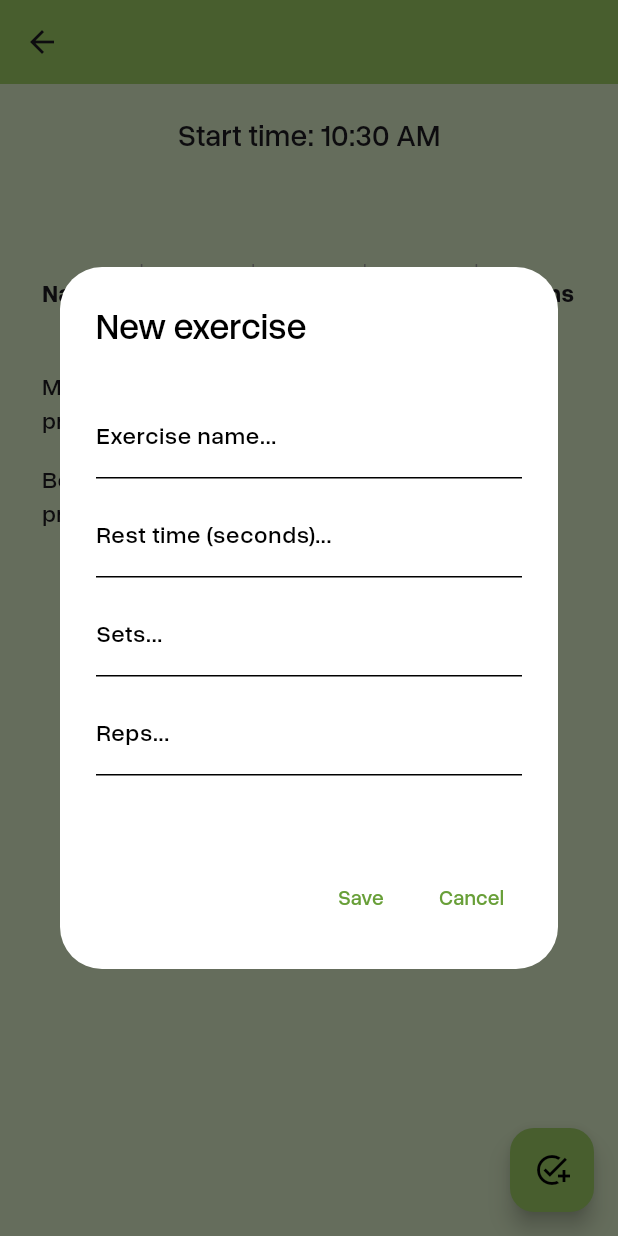
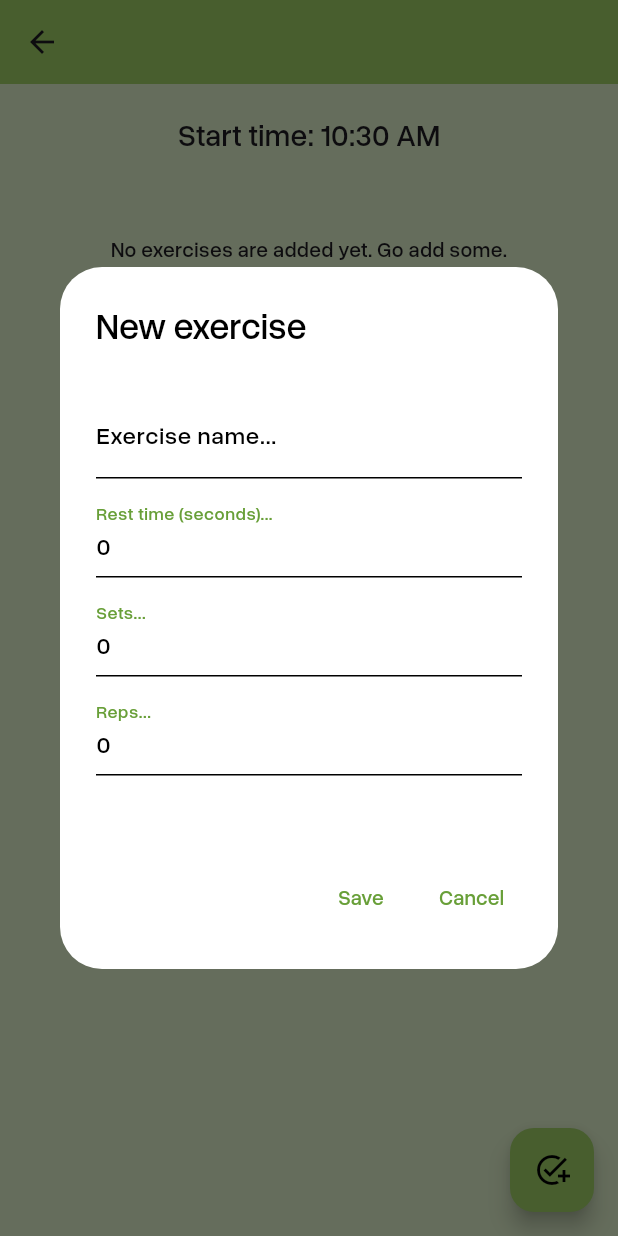
Before and after one commit to mantot-123/gym_workout_finder_tracker_app_flutter, a Flutter app: the RoutineDetailsPage screen opened directly with empty values, after a tap on the "add task" icon, on a phone screen of 412 x 824 dp. Run offline on Flutter 3.47's test engine with Material 3 defaults, Android fonts, the phone set to English and light mode, and no system bars; our stand-ins replace hive, hive_flutter, loading_animation_widget; accounts and stored records are empty; statements that could not run were skipped.

Commit message:
fix: Routine task table now refreshes after creating a new task. Editing existing tasks still not implemented though.

```diff
--- a/lib/models/task.dart
+++ b/lib/models/task.dart
@@ -16,5 +16,8 @@ class Task {
     @HiveField(3)
     int sets;
 
-    Task({ required this.name, required this.restTimeSeconds, required this.reps, required this.sets });
+    @HiveField(4)
+    String id;
+
+    Task({ required this.id, required this.name, required this.restTimeSeconds, required this.reps, required this.sets });
 }
--- a/lib/pages/routine_details.dart
+++ b/lib/pages/routine_details.dart
@@ -1,4 +1,5 @@
 import 'package:flutter/material.dart';
+import "package:gym_workout_finder_tracker_app_flutter/routines_db_handler.dart";
 import "package:gym_workout_finder_tracker_app_flutter/widgets/ui/ui_input_box.dart";
 import 'package:gym_workout_finder_tracker_app_flutter/widgets/ui/ui_scaffold.dart';
 import "../models/routine.dart";
@@ -7,8 +8,8 @@ import "../widgets/routine_task_table.dart";
 import "../widgets/task_edit_dialog.dart";
 
 class RoutineDetailsPage extends StatefulWidget {
-  final Routine data;
-  const RoutineDetailsPage({super.key, required this.data });
+  Routine data;
+  RoutineDetailsPage({ super.key, required this.data });
 
   @override
   State<RoutineDetailsPage> createState() => _RoutineDetailsPageState();
@@ -17,19 +18,20 @@ class RoutineDetailsPage extends StatefulWidget {
 class _RoutineDetailsPageState extends State<RoutineDetailsPage> {
   @override
   Widget build(BuildContext context) {
+    // print(widget.data.tasks);
     return UIScaffold(
       appBarTitle: widget.data.name,
       scaffoldBody: Column(
         children: [
           Container(
-            height: 100,
+            height: 80,
             padding: EdgeInsets.all(20),
             child: Text("Start time: ${widget.data.timeStart.format(context)}", style: TextStyle(fontSize: 20, fontWeight: FontWeight.bold)),
           ),
-          Expanded(child: ListView(
-            children: [
-              RoutineTaskTable(data: [])
-            ]),
+          Expanded(
+            child: SingleChildScrollView(
+              child: RoutineTaskTable(data: widget.data)
+            )
           )
         ],
       ),
@@ -37,8 +39,14 @@ class _RoutineDetailsPageState extends State<RoutineDetailsPage> {
         backgroundColor: Colors.lightGreen.shade400,
         child: Icon(Icons.add_task, color: Colors.black),
         onPressed: () async { // edit task dialog method
-          TaskEditDialog dialog = TaskEditDialog(routine: widget.data, task: Task(name: "", restTimeSeconds: 0, sets: 0, reps: 0), mode: 0);
+          TaskEditDialog dialog = TaskEditDialog(
+            routine: widget.data,
+            task: Task(id: "", name: "", restTimeSeconds: 0, sets: 0, reps: 0),
+            mode: 0
+          );
+
           await dialog.show(context);
+          setState(() { });
         }
       )
     );
--- a/lib/routines_db_handler.dart
+++ b/lib/routines_db_handler.dart
@@ -29,6 +29,15 @@ class SavedRoutinesDB {
 
   static List getSavedRoutines() {
     return savedRoutines;
+  }
+
+  static Routine? getRoutineById(String id) {
+    for(var routine in savedRoutines) {
+      if(id == routine.id) {
+        return routine;
+      }
+    }
+    return null;
   }
 
   static void loadSavedRoutines() {
--- a/lib/widgets/routine_task_table.dart
+++ b/lib/widgets/routine_task_table.dart
@@ -1,8 +1,9 @@
 import 'package:flutter/material.dart';
+import 'package:gym_workout_finder_tracker_app_flutter/models/routine.dart';
 import "../models/task.dart";
 
 class RoutineTaskTable extends StatefulWidget {
-  final List<Task> data;
+  final Routine data;
   const RoutineTaskTable({super.key, required this.data });
 
   @override
@@ -10,9 +11,49 @@ class RoutineTaskTable extends StatefulWidget {
 }
 
 class _RoutineTaskTableState extends State<RoutineTaskTable> {
-  List<TableRow> buildRows() {
-    List<TableRow> rows = [];
-    for (var task in widget.data) {
+  List<TableRow> rows = [];
+
+  @override
+  void initState() {
+    super.initState();
+  }
+
+  void buildRows() {
+    if(rows.isNotEmpty) {
+      rows = [];
+    }
+
+    // ADDING A COLUMN HEADER ROW
+    rows.add(
+      TableRow(
+        children: [
+          Padding(
+            padding: const EdgeInsets.all(8.0),
+            child: Text("Name", style: TextStyle(fontWeight: FontWeight.bold, fontFamily: "Overused Grotesk Bold", fontSize: 16)),
+          ),
+          Padding(
+            padding: const EdgeInsets.all(8.0),
+            child: Text("Rest (secs)", style: TextStyle(fontWeight: FontWeight.bold, fontFamily: "Overused Grotesk Bold", fontSize: 16)),
+          ),
+          Padding(
+            padding: const EdgeInsets.all(8.0),
+            child: Text("Sets", style: TextStyle(fontWeight: FontWeight.bold, fontFamily: "Overused Grotesk Bold", fontSize: 16)),
+          ),
+          Padding(
+            padding: const EdgeInsets.all(8.0),
+            child: Text("Reps", style: TextStyle(fontWeight: FontWeight.bold, fontFamily: "Overused Grotesk Bold", fontSize: 16)),
+          ),
+          Padding(
+            padding: const EdgeInsets.all(8.0),
+            child: Text("Actions", style: TextStyle(fontWeight: FontWeight.bold, fontFamily: "Overused Grotesk Bold", fontSize: 16)),
+          ),
+        ]
+      )
+    );
+
+
+    // ADDING THE DATA ROWS
+    for (var task in widget.data.tasks) {
       rows.add(
         TableRow(
           children: [
@@ -37,87 +78,22 @@ class _RoutineTaskTableState extends State<RoutineTaskTable> {
         )
       );
     }
-    return rows;
   }
 
   @override
   Widget build(BuildContext context) {
+    buildRows();
     return Container(
       padding: EdgeInsets.all(20),
-      child: Table(
+      child: widget.data.tasks.isNotEmpty
+      ? Table(
         border: TableBorder(
           verticalInside: BorderSide(width: 1, color: Colors.grey),
         ),
-        children: [
-          TableRow(
-            children: [ // EXAMPLE LIST - TO BE REPLACED
-              Padding(
-                padding: const EdgeInsets.all(8.0),
-                child: Text("Name", style: TextStyle(fontWeight: FontWeight.bold, fontFamily: "Overused Grotesk Bold", fontSize: 16)),
-              ),
-              Padding(
-                padding: const EdgeInsets.all(8.0),
-                child: Text("Rest (secs)", style: TextStyle(fontWeight: FontWeight.bold, fontFamily: "Overused Grotesk Bold", fontSize: 16)),
-              ),
-              Padding(
-                padding: const EdgeInsets.all(8.0),
-                child: Text("Sets", style: TextStyle(fontWeight: FontWeight.bold, fontFamily: "Overused Grotesk Bold", fontSize: 16)),
-              ),
-              Padding(
-                padding: const EdgeInsets.all(8.0),
-                child: Text("Reps", style: TextStyle(fontWeight: FontWeight.bold, fontFamily: "Overused Grotesk Bold", fontSize: 16)),
-              ),
-              Padding(
-                padding: const EdgeInsets.all(8.0),
-                child: Text("Actions", style: TextStyle(fontWeight: FontWeight.bold, fontFamily: "Overused Grotesk Bold", fontSize: 16)),
-              ),
-            ]
-          ),
-          TableRow(
-            children: [
-              Padding(
-                padding: const EdgeInsets.all(8.0),
-                child: Text("Military press", style: TextStyle(fontSize: 16)),
-              ),
-              Padding(
-                padding: const EdgeInsets.all(8.0),
-                child: Text("120", style: TextStyle(fontSize: 16)),
-              ),
-              Padding(
-                padding: const EdgeInsets.all(8.0),
-                child: Text("4", style: TextStyle(fontSize: 16)),
-              ),
-              Padding(
-                padding: const EdgeInsets.all(8.0),
-                child: Text("12", style: TextStyle(fontSize: 16)),
-              ),
-              IconButton(icon: Icon(Icons.edit), onPressed: () {})
-            ]
-          ),
-          TableRow(
-            children: [
-              Padding(
-                padding: const EdgeInsets.all(8.0),
-                child: Text("Bench press", style: TextStyle(fontSize: 16)),
-              ),
-              Padding(
-                padding: const EdgeInsets.all(8.0),
-                child: Text("120", style: TextStyle(fontSize: 16)),
-              ),
-              Padding(
-                padding: const EdgeInsets.all(8.0),
-                child: Text("4", style: TextStyle(fontSize: 16)),
-              ),
-              Padding(
-                padding: const EdgeInsets.all(8.0),
-                child: Text("12", style: TextStyle(fontSize: 16)),
-              ),
-              IconButton(icon: Icon(Icons.edit), onPressed: () {})
-            ]
-          ),
-
-        ]
-      ),
+        children: rows
+      )
+      : Center(child: Text("No exercises are added yet. Go add some."))
     );
   }
+
 }
--- a/lib/widgets/task_edit_dialog.dart
+++ b/lib/widgets/task_edit_dialog.dart
@@ -3,6 +3,7 @@ import "package:gym_workout_finder_tracker_app_flutter/widgets/ui/ui_input_box.d
 import 'package:gym_workout_finder_tracker_app_flutter/widgets/ui/ui_scaffold.dart';
 import "../models/task.dart";
 import "../models/routine.dart";
+import "../helpers/rng_str_gen.dart";
 import "../routines_db_handler.dart";
 
 class TaskEditDialog {
@@ -20,7 +21,13 @@ class TaskEditDialog {
   String setsHelperMsg = "";
   String repsHelperMsg = "";
 
-  TaskEditDialog({ required this.routine, required this.task, required this.mode });
+  TaskEditDialog({ required this.routine, required this.task, required this.mode }) {
+    // prefill form fields with existing task data
+    nameController.text = task.name;
+    restTimeController.text = task.restTimeSeconds.toString();
+    setsController.text = task.sets.toString();
+    repsController.text = task.reps.toString();
+  }
 
     // clear form fields + helper messages
   void clearForm() {
@@ -87,22 +94,25 @@ class TaskEditDialog {
 
   void save() {
     // TODO ADD NEW TASK TO ROUTINE
-    Task newTask = Task(
-      name: nameController.text,
-      restTimeSeconds: int.parse(restTimeController.text),
-      sets: int.parse(setsController.text),
-      reps: int.parse(repsController.text)
-    );
 
     if(mode == 0) {
+      Task newTask = Task(
+        id: RngStrGen.generator(12),
+        name: nameController.text,
+        restTimeSeconds: int.parse(restTimeController.text),
+        sets: int.parse(setsController.text),
+        reps: int.parse(repsController.text)
+      );
+
       routine.tasks.add(newTask);
+      SavedRoutinesDB.updateSavedRoutines();
       SavedRoutinesDB.overwrite(routine, routine); // overwrite the routine with the new task added
-      SavedRoutinesDB.updateSavedRoutines(); // update the saved routines in the database
+
     } else if(mode == 1) {
       // TODO EDIT EXISTING TASK IN ROUTINE
     }
 
-    clearForm();
+    SavedRoutinesDB.updateSavedRoutines(); // update the saved routines in the database
   }
 
   // Show edit dialog form
@@ -166,10 +176,10 @@ class TaskEditDialog {
                                 children: [
                                   Text("There are errors in the form. Please fix them before saving."),
                                   SizedBox(height: 20),
-                                  Text(nameHelperMsg, style: TextStyle(color: Colors.red)),
-                                  Text(restTimeHelperMsg, style: TextStyle(color: Colors.red)),
-                                  Text(setsHelperMsg, style: TextStyle(color: Colors.red)),
-                                  Text(repsHelperMsg, style: TextStyle(color: Colors.red)),
+                                  nameHelperMsg != "" ? Text(nameHelperMsg, style: TextStyle(color: Colors.red)) : SizedBox(),
+                                  restTimeHelperMsg != "" ? Text(restTimeHelperMsg, style: TextStyle(color: Colors.red)) : SizedBox(),
+                                  setsHelperMsg != "" ? Text(setsHelperMsg, style: TextStyle(color: Colors.red)) : SizedBox(),
+                                  repsHelperMsg != "" ? Text(repsHelperMsg, style: TextStyle(color: Colors.red)) : SizedBox(),
                                 ],
                               ),
                             ),
@@ -187,6 +197,7 @@ class TaskEditDialog {
 
                 else { // saves + exits
                   save();
+                  clearForm();
                   Navigator.of(context).pop(); // close edit dialog
                 }
 
```
Also changed, not shown: lib/models/task.g.dart, 1 other file.
